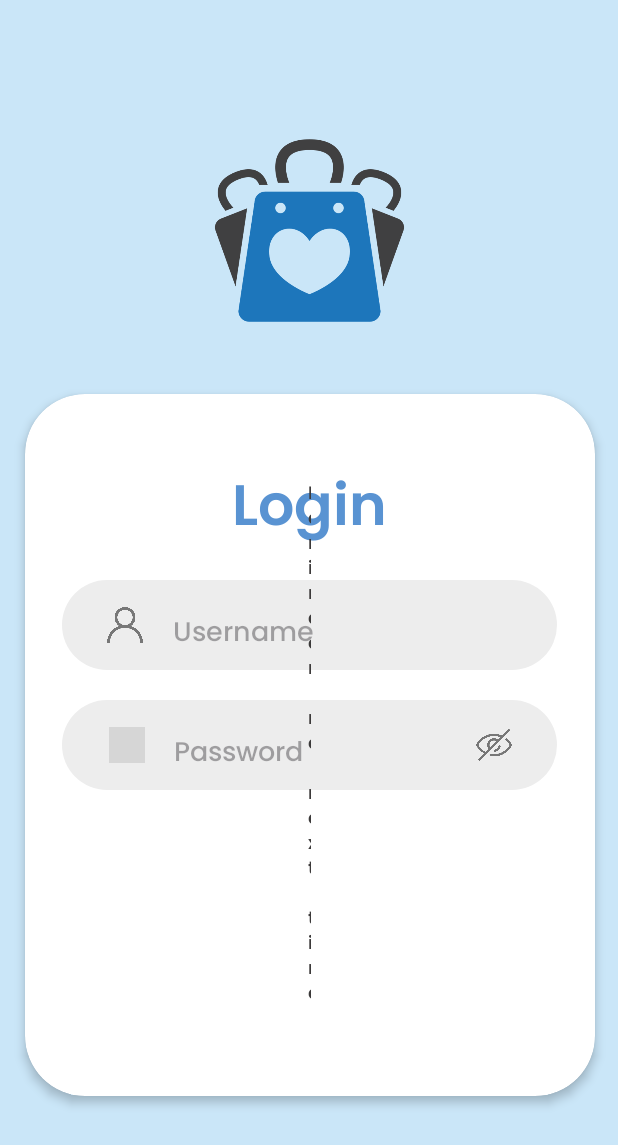
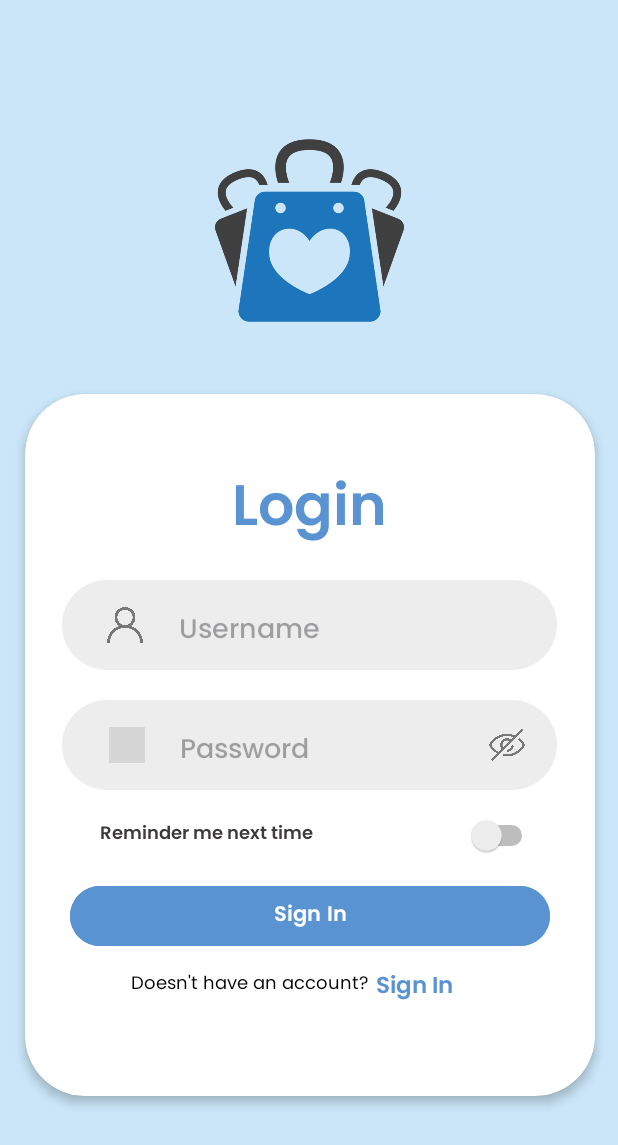
Before and after one commit to LindaDavid123/FashionApp, an Android app: the login screen opened directly, with no data from a screen before it, on a phone screen of 412 x 824 dp. Shown: the top 1145 px of the screen. Run offline under Robolectric (Android 15) with nearby library versions, the phone set to English and light mode, and no system bars; grey boxes are pictures that could not be loaded.

Commit message:
update home

```diff
--- a/app/src/main/res/layout/activity_login.xml
+++ b/app/src/main/res/layout/activity_login.xml
@@ -73,7 +73,6 @@
                 android:layout_height="48dp"
                 android:layout_marginLeft="20dp"
                 android:layout_weight="1"
-                android:background="@null"
                 android:fontFamily="@font/poppins_medium"
                 android:hint="Username" />
         </LinearLayout>
@@ -98,11 +97,9 @@
 
             <EditText
                 android:id="@+id/password"
-                android:layout_width="0dp"
+                android:layout_width="100dp"
                 android:layout_height="48dp"
                 android:layout_marginLeft="19dp"
-                android:layout_weight="1"
-                android:background="@null"
                 android:fontFamily="@font/poppins_medium"
                 android:hint="Password"
                 android:inputType="textPassword" />
@@ -111,39 +108,68 @@
                 android:layout_width="24dp"
                 android:layout_height="24dp"
                 android:layout_gravity="center"
-                android:layout_marginRight="18dp"
+                android:layout_marginLeft="110dp"
                 android:alpha="0.5"
                 android:src="@drawable/ic_invisible" />
         </LinearLayout>
 
-        <LinearLayout
-            android:id="@+id/reminderLayout"
-            android:layout_width="0dp"
-            android:layout_height="wrap_content"
-            android:layout_marginTop="180dp"
-            android:gravity="center"
-            android:orientation="horizontal"
-            app:layout_constraintEnd_toEndOf="parent"
-            app:layout_constraintStart_toStartOf="parent"
-            app:layout_constraintTop_toBottomOf="@id/passwordLayout">
-
-            <Switch
-                android:id="@+id/reminderSwitch"
-                android:layout_width="48dp"
-                android:layout_height="48dp"
-                android:layout_marginRight="53dp" />
-        </LinearLayout>
-
         <TextView
-            android:layout_width="2dp"
+            android:layout_width="200dp"
             android:layout_height="wrap_content"
             android:layout_gravity="center"
-            android:layout_weight="1"
+            android:layout_marginTop="60dp"
+            android:layout_marginRight="40dp"
             android:fontFamily="@font/poppins_semibold"
             android:text="Reminder me next time"
             android:textColor="#3c3a3a"
             android:textSize="12sp" />
 
+        <Switch
+            android:id="@+id/reminderSwitch"
+            android:layout_width="48dp"
+            android:layout_height="48dp"
+            android:layout_gravity="center"
+            android:layout_marginTop="60dp"
+            android:layout_marginLeft="128dp"/>
+
+        <Button
+            android:id="@+id/signup_button"
+            android:layout_width="320dp"
+            android:layout_height="48dp"
+            android:layout_gravity="center"
+            android:layout_marginTop="114dp"
+            android:backgroundTint="#5993d2"
+            android:fontFamily="@font/poppins_semibold"
+            android:text="Sign In"
+            android:textColor="@color/white"
+            app:cornerRadius="45dp" />
+
+        <TextView
+            android:id="@+id/subtext2"
+            android:layout_width="wrap_content"
+            android:layout_height="wrap_content"
+            android:layout_gravity="center"
+            android:layout_marginTop="160dp"
+            android:layout_marginRight="40dp"
+            android:fontFamily="@font/poppins_regular"
+            android:text="Doesn't have an account?"
+            android:textColor="@color/black"
+            android:textSize="12sp" />
+
+        <TextView
+            android:id="@+id/SignIn"
+            android:layout_width="wrap_content"
+            android:layout_height="48dp"
+            android:layout_gravity="center"
+            android:layout_marginTop="172dp"
+            android:layout_marginLeft="70dp"
+            android:clickable="true"
+            android:focusable="true"
+            android:fontFamily="@font/poppins_semibold"
+            android:text="Sign In"
+            android:textColor="#5993d2"
+            android:textSize="15sp" />
+
     </androidx.cardview.widget.CardView>
 
 </androidx.constraintlayout.widget.ConstraintLayout>
```
